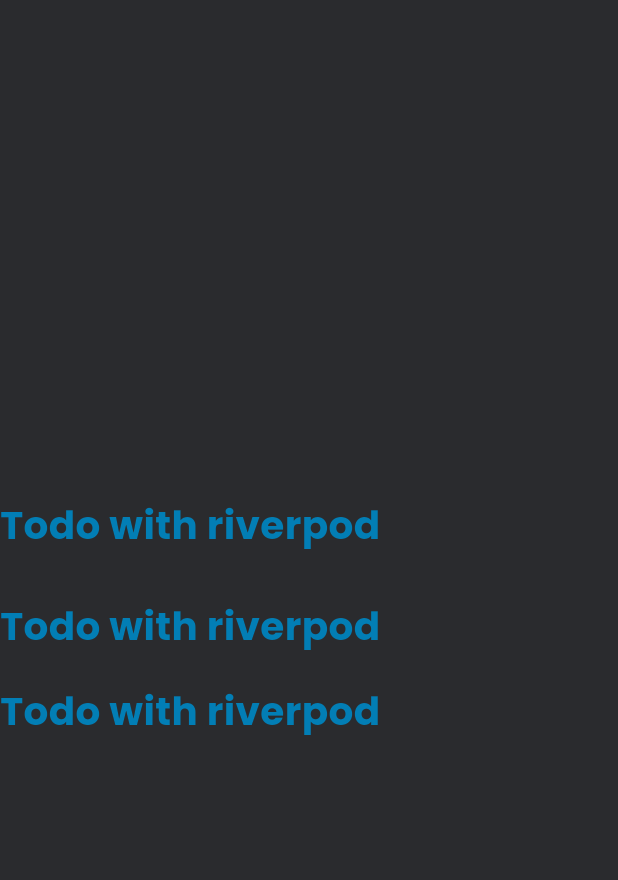
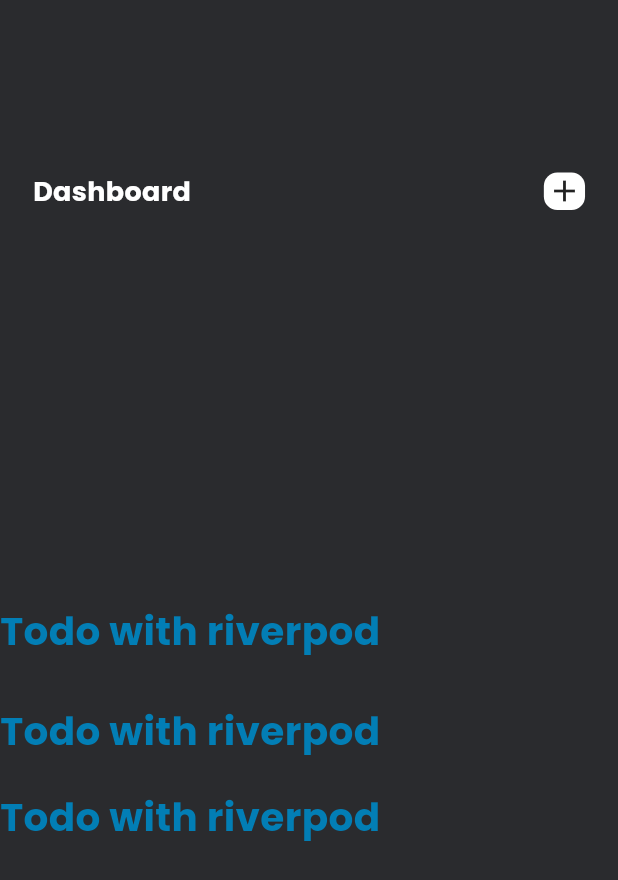
Before and after one commit to Zinniie/ToDoAppWithRP, a Flutter app: the HomePage screen opened directly, on a phone screen of 412 x 824 dp. Shown: the top 880 px of the screen. Run offline on Flutter 3.47's test engine with Material 2 defaults, Android fonts, the phone set to English and light mode, and no system bars; our stand-ins replace country_picker, flutter_screenutil, flutter_vector_icons, google_fonts, hooks_riverpod, pinput and 1 more.

Commit message:
first commit

```diff
--- a/lib/common/widgets/custom_outline_btn.dart
+++ b/lib/common/widgets/custom_outline_btn.dart
@@ -28,7 +28,7 @@ class CustomOutlineBtn extends StatelessWidget {
         width: width,
         decoration: BoxDecoration(
             color: color2,
-            borderRadius: BorderRadius.all(Radius.circular(12)),
+            borderRadius: const BorderRadius.all(Radius.circular(12)),
             border: Border.all(
               width: 1,
               color: color,
--- a/lib/features/todo/pages/homepage.dart
+++ b/lib/features/todo/pages/homepage.dart
@@ -1,21 +1,68 @@
 import 'package:flutter/material.dart';
+import 'package:flutter_screenutil/flutter_screenutil.dart';
+import 'package:flutter_vector_icons/flutter_vector_icons.dart';
+import 'package:hooks_riverpod/hooks_riverpod.dart';
 import 'package:to_do_app/common/utils/constants.dart';
 import 'package:to_do_app/common/widgets/appstyle.dart';
 import 'package:to_do_app/common/widgets/reusable_text.dart';
 
 import '../../../common/widgets/height_spacer.dart';
 
-class HomePage extends StatefulWidget {
+class HomePage extends ConsumerStatefulWidget {
   const HomePage({super.key});
 
   @override
-  State<HomePage> createState() => _HomePageState();
+  ConsumerState<HomePage> createState() => _HomePageState();
 }
 
-class _HomePageState extends State<HomePage> {
+class _HomePageState extends ConsumerState<HomePage> {
   @override
   Widget build(BuildContext context) {
     return Scaffold(
+      appBar: AppBar(
+        backgroundColor: Colors.transparent,
+        automaticallyImplyLeading: false,
+        bottom: PreferredSize(
+            preferredSize: Size.fromHeight(85),
+            child: Column(
+              children: [
+                Padding(
+                  padding: EdgeInsets.symmetric(
+                    horizontal: 20.w,
+                  ),
+                  child: Row(
+                    mainAxisAlignment: MainAxisAlignment.spaceBetween,
+                    crossAxisAlignment: CrossAxisAlignment.start,
+                    children: [
+                      ReusableText(
+                          text: 'Dashboard',
+                          style: appstyle(
+                            18,
+                            AppConst.kLight,
+                            FontWeight.bold,
+                          )),
+                      Container(
+                        width: 25.w,
+                        height: 25.h,
+                        decoration: BoxDecoration(
+                          color: AppConst.kLight,
+                          borderRadius: BorderRadius.all(
+                            Radius.circular(
+                              9,
+                            ),
+                          ),
+                        ),
+                        child: GestureDetector(
+                          onTap: () {},
+                          child: Icon(Icons.add),
+                        ),
+                      ),
+                    ],
+                  ),
+                )
+              ],
+            )),
+      ),
       body: Column(
         mainAxisAlignment: MainAxisAlignment.center,
         children: [
--- a/lib/main.dart
+++ b/lib/main.dart
@@ -3,6 +3,7 @@ import 'package:flutter_screenutil/flutter_screenutil.dart';
 import 'package:hooks_riverpod/hooks_riverpod.dart';
 import 'package:to_do_app/common/utils/constants.dart';
 import 'package:to_do_app/features/onboarding/pages/onboarding.dart';
+import 'package:to_do_app/features/todo/pages/homepage.dart';
 
 void main() {
   runApp(const ProviderScope(child: MyApp()));
@@ -33,7 +34,7 @@ class MyApp extends StatelessWidget {
               // primarySwatch: Colors.blue,
             ),
             themeMode: ThemeMode.dark,
-            home: const Onboarding(),
+            home: const HomePage(),
           );
         });
   }
--- a/pubspec.yaml
+++ b/pubspec.yaml
@@ -41,6 +41,7 @@ dependencies:
   flutter_vector_icons: ^2.0.0
   smooth_page_indicator: ^1.1.0
   country_picker: ^2.0.19
+  pinput: ^2.2.21
 
 dev_dependencies:
   flutter_test:
```
Also changed, not shown: lib/features/auth/pages/login_page.dart (+28 -7 lines), lib/features/auth/pages/otp_page.dart (added, +57 -0 lines), pubspec.lock, 5 other files.
